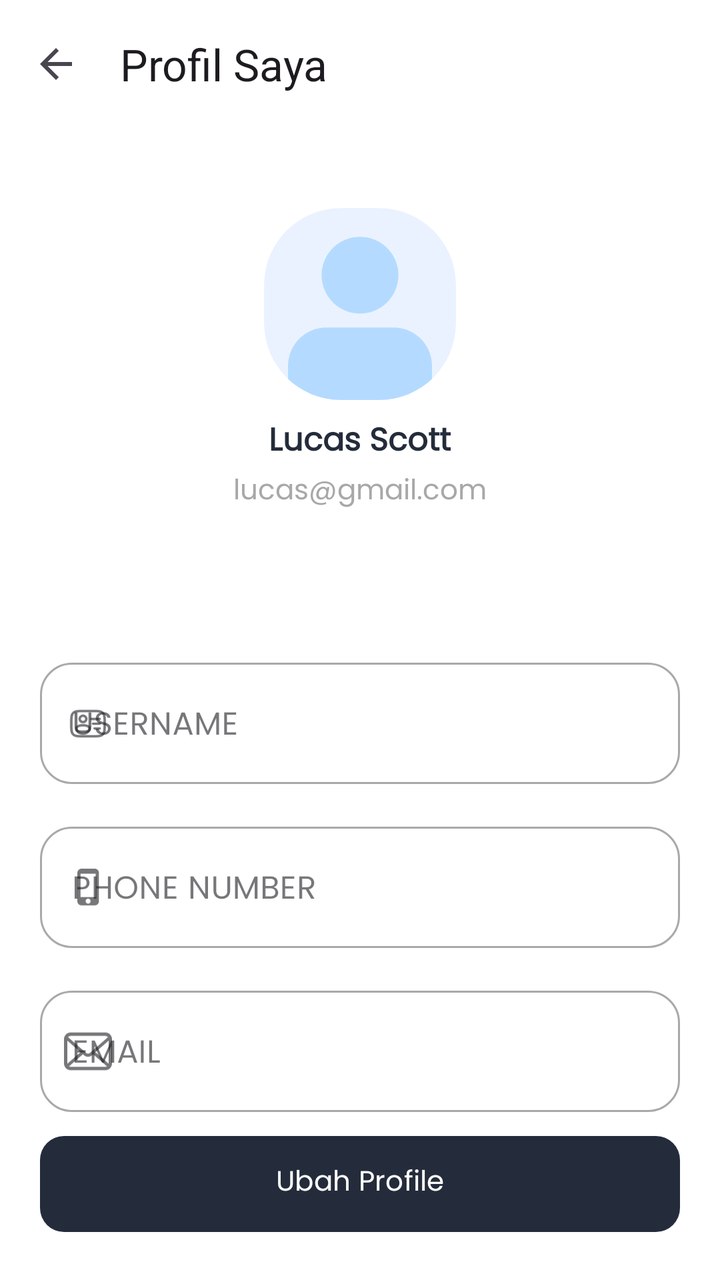
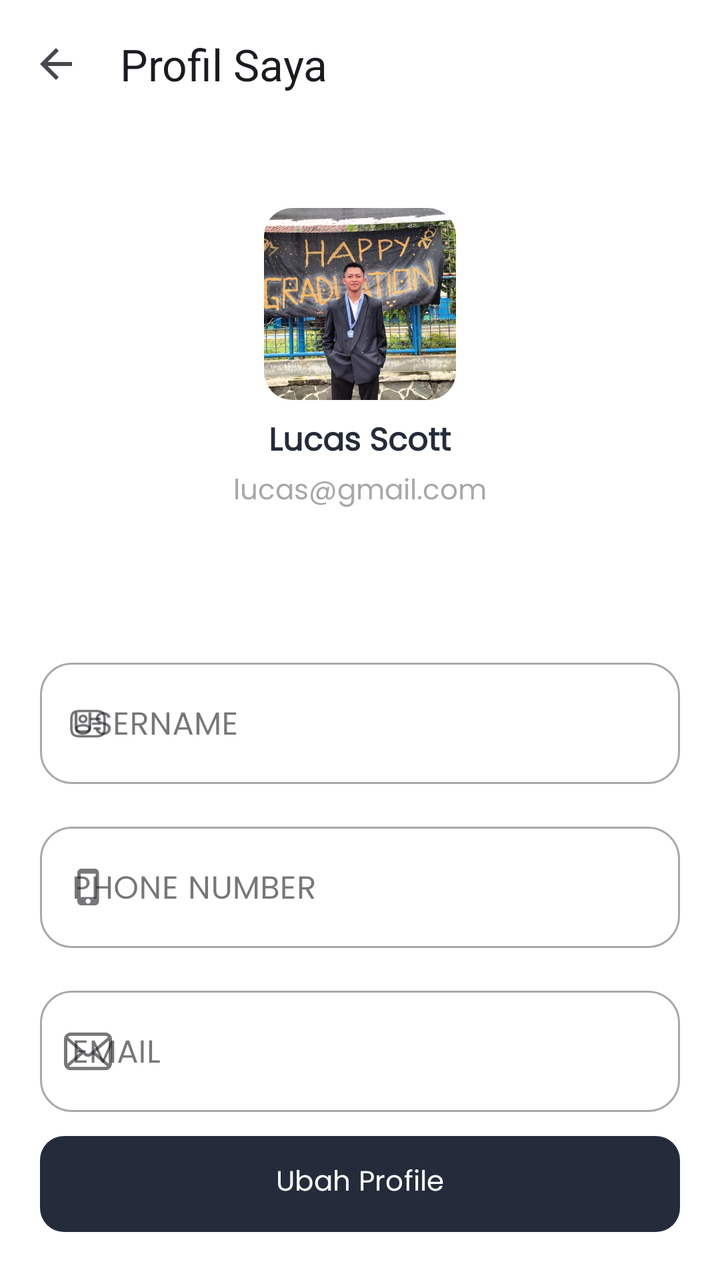

Screens rendered from an Android XML layout before and after an edit, with the pre-edit source and the edit as a unified diff.
<!-- AndroidManifest.xml: application theme Theme.WarkopGundar -->
<!-- res/layout/activity_setting_profile.xml -->
<?xml version="1.0" encoding="utf-8"?>
<androidx.constraintlayout.widget.ConstraintLayout xmlns:android="http://schemas.android.com/apk/res/android"
    xmlns:app="http://schemas.android.com/apk/res-auto"
    xmlns:tools="http://schemas.android.com/tools"
    android:id="@+id/main"
    android:layout_width="match_parent"
    android:layout_height="match_parent"
    tools:context=".features.dashboard.fragments.settings.SettingProfileActivity">

    <androidx.appcompat.widget.Toolbar
        android:id="@+id/toolbarContact"
        android:layout_width="match_parent"
        android:layout_height="?attr/actionBarSize"
        android:background="@android:color/white"

        app:layout_constraintTop_toTopOf="parent"
        app:layout_constraintStart_toStartOf="parent"

        app:title="Profil Saya"
        app:navigationIcon="?attr/homeAsUpIndicator"
        app:elevation="4dp" />

    <LinearLayout
        android:id="@+id/profileHeader"
        android:layout_width="wrap_content"
        android:layout_height="wrap_content"
        android:orientation="vertical"
        android:gravity="center"
        android:padding="16dp"
        android:layout_marginTop="@dimen/spacing_l"
        app:layout_constraintTop_toBottomOf="@id/toolbarContact"
        app:layout_constraintStart_toStartOf="parent"
        app:layout_constraintEnd_toEndOf="parent">

        <FrameLayout
            android:layout_width="96dp"
            android:layout_height="96dp">

            <ImageView
                android:id="@+id/imgProfile"
                android:layout_width="96dp"
                android:layout_height="96dp"
                android:src="@drawable/icon_avatar"
                android:scaleType="centerCrop" />
        </FrameLayout>

        <TextView
            android:id="@+id/tvHeaderUsername"
            android:layout_marginTop="@dimen/spacing_s"
            android:layout_width="wrap_content"
            android:layout_height="wrap_content"
            android:text="Lucas Scott"
            android:textStyle="bold"
            android:textSize="16sp"
            android:textColor="@color/primary" />

        <TextView
            android:id="@+id/tvHeaderEmail"
            android:layout_width="wrap_content"
            android:layout_height="wrap_content"
            android:text="\lucas@gmail.com"
            android:textSize="14sp"
            android:textColor="@color/gray" />
    </LinearLayout>

    <LinearLayout
        android:layout_width="match_parent"
        android:layout_height="wrap_content"
        android:orientation="vertical"
        android:gravity="center"
        android:layout_marginTop="@dimen/spacing_xl"
        android:layout_marginHorizontal="@dimen/main_margin"
        app:layout_constraintTop_toBottomOf="@id/profileHeader"
        app:layout_constraintStart_toStartOf="parent"
        app:layout_constraintEnd_toEndOf="parent">

        <com.google.android.material.textfield.TextInputLayout
            android:id="@+id/tilUsername"
            style="@style/Widget.MaterialComponents.TextInputLayout.OutlinedBox"
            android:layout_width="match_parent"
            android:layout_height="wrap_content"
            android:layout_marginTop="20dp"
            android:hint="USERNAME"
            app:boxCornerRadiusBottomEnd="16dp"
            app:boxCornerRadiusBottomStart="16dp"
            app:boxCornerRadiusTopEnd="16dp"
            app:boxCornerRadiusTopStart="16dp"
            app:startIconDrawable="@drawable/icon_user_card">

            <com.google.android.material.textfield.TextInputEditText
                android:id="@+id/inputUsername"
                android:layout_width="match_parent"
                android:layout_height="wrap_content"
                android:inputType="text" />
        </com.google.android.material.textfield.TextInputLayout>

        <com.google.android.material.textfield.TextInputLayout
            android:id="@+id/tilPhoneNumber"
            style="@style/Widget.MaterialComponents.TextInputLayout.OutlinedBox"
            android:layout_width="match_parent"
            android:layout_height="wrap_content"
            android:layout_marginTop="16dp"
            android:hint="PHONE NUMBER"
            app:boxCornerRadiusBottomEnd="16dp"
            app:boxCornerRadiusBottomStart="16dp"
            app:boxCornerRadiusTopEnd="16dp"
            app:boxCornerRadiusTopStart="16dp"
            app:startIconDrawable="@drawable/icon_phone">

            <com.google.android.material.textfield.TextInputEditText
                android:id="@+id/inputPhoneNumber"
                android:layout_width="match_parent"
                android:layout_height="wrap_content"
                android:inputType="phone" />
        </com.google.android.material.textfield.TextInputLayout>

        <com.google.android.material.textfield.TextInputLayout
            android:id="@+id/tilEmail"
            style="@style/Widget.MaterialComponents.TextInputLayout.OutlinedBox"
            android:layout_width="match_parent"
            android:layout_height="wrap_content"
            android:layout_marginTop="16dp"
            android:hint="EMAIL"
            app:boxCornerRadiusBottomEnd="16dp"
            app:boxCornerRadiusBottomStart="16dp"
            app:boxCornerRadiusTopEnd="16dp"
            app:boxCornerRadiusTopStart="16dp"
            app:startIconDrawable="@drawable/icon_email">

            <com.google.android.material.textfield.TextInputEditText
                android:id="@+id/inputEmail"
                android:layout_width="match_parent"
                android:layout_height="wrap_content"
                android:inputType="textEmailAddress" />
        </com.google.android.material.textfield.TextInputLayout>
    </LinearLayout>

    <com.google.android.material.button.MaterialButton
        android:id="@+id/actionUpdate"
        android:layout_width="0dp"
        android:layout_height="56dp"
        android:text="Ubah Profile"
        android:textAllCaps="false"
        android:layout_marginBottom="@dimen/main_margin"
        android:layout_marginHorizontal="@dimen/main_margin"
        app:backgroundTint="@color/primary"
        app:cornerRadius="12dp"
        app:layout_constraintBottom_toBottomOf="parent"
        app:layout_constraintStart_toStartOf="parent"
        app:layout_constraintEnd_toEndOf="parent"/>
</androidx.constraintlayout.widget.ConstraintLayout>
<!-- resources referenced by this layout -->
<resources>
  <color name="gray">#A8A8A9</color>
  <color name="primary">#242C3B</color>
  <dimen name="main_margin">20dp</dimen>
  <dimen name="spacing_l">24dp</dimen>
  <dimen name="spacing_s">8dp</dimen>
  <dimen name="spacing_xl">32dp</dimen>
  <!-- drawable icon_avatar (drawable) -->
  <vector xmlns:android="http://schemas.android.com/apk/res/android"
      android:width="80dp"
      android:height="80dp"
      android:viewportWidth="80"
      android:viewportHeight="80">
    <group>
      <clip-path
          android:pathData="M32,0L48,0A32,32 0,0 1,80 32L80,48A32,32 0,0 1,48 80L32,80A32,32 0,0 1,0 48L0,32A32,32 0,0 1,32 0z"/>
      <path
          android:pathData="M32,0L48,0A32,32 0,0 1,80 32L80,48A32,32 0,0 1,48 80L32,80A32,32 0,0 1,0 48L0,32A32,32 0,0 1,32 0z"
          android:fillColor="#EAF2FF"/>
      <path
          android:pathData="M10,65.763C10,56.926 17.163,49.763 26,49.763H54C62.837,49.763 70,56.926 70,65.763V93.763C70,102.599 62.837,109.763 54,109.763H26C17.163,109.763 10,102.599 10,93.763V65.763Z"
          android:fillColor="#B4DBFF"/>
      <path
          android:pathData="M40,28m-16,0a16,16 0,1 1,32 0a16,16 0,1 1,-32 0"
          android:fillColor="#B4DBFF"/>
    </group>
  </vector>
  <!-- drawable icon_email (drawable) -->
  <vector xmlns:android="http://schemas.android.com/apk/res/android"
      android:width="24dp"
      android:height="24dp"
      android:viewportWidth="512"
      android:viewportHeight="512">
    <path
        android:pathData="M510.68,112.28c-2.31,-11.63 -7.46,-22.26 -14.66,-31.05c-1.52,-1.91 -3.1,-3.63 -4.82,-5.34c-12.76,-12.82 -30.66,-20.81 -50.21,-20.81H71.02c-19.56,0 -37.4,8 -50.21,20.81c-1.72,1.72 -3.3,3.43 -4.82,5.34C8.78,90.01 3.63,100.65 1.39,112.28C0.46,116.76 0,121.4 0,126.09V385.92c0,9.97 2.11,19.55 5.88,28.2c3.5,8.26 8.65,15.73 14.93,22c1.59,1.59 3.17,3.04 4.89,4.49c12.29,10.18 28.15,16.32 45.32,16.32h369.96c17.18,0 33.11,-6.14 45.32,-16.38c1.72,-1.39 3.31,-2.84 4.89,-4.43c6.27,-6.27 11.43,-13.74 14.99,-22v-0.06c3.77,-8.65 5.81,-18.17 5.81,-28.14V126.09C512,121.4 511.54,116.76 510.68,112.28zM46.51,101.57c6.34,-6.34 14.87,-10.18 24.51,-10.18h369.96c9.65,0 18.24,3.84 24.51,10.18c1.12,1.13 2.18,2.39 3.11,3.64L274.7,274.2c-5.35,4.69 -11.95,7 -18.7,7c-6.67,0 -13.28,-2.32 -18.69,-7L43.47,105.14C44.33,103.89 45.39,102.7 46.51,101.57zM36.33,385.92V142.74L176.66,265.15L36.4,387.43C36.33,386.97 36.33,386.45 36.33,385.92zM440.98,420.6H71.02c-6.28,0 -12.16,-1.65 -17.17,-4.55l147.98,-128.96l13.81,12.02c11.56,10.05 26.03,15.13 40.36,15.13c14.41,0 28.87,-5.09 40.43,-15.13l13.81,-12.02l147.92,128.96C453.14,418.95 447.26,420.6 440.98,420.6zM475.67,385.92c0,0.53 0,1.05 -0.07,1.51L335.35,265.22L475.67,142.8V385.92z"
        android:fillColor="#000000"/>
  </vector>
  <!-- drawable icon_phone (drawable) -->
  <?xml version="1.0" encoding="utf-8"?>
  <vector xmlns:android="http://schemas.android.com/apk/res/android"
      android:width="11dp"
      android:height="19dp"
      android:viewportWidth="11"
      android:viewportHeight="19">
    <path
        android:pathData="M8.75,0H2.07C0.938,0 0,0.938 0,2.109V16.25C0,17.422 0.938,18.359 2.07,18.359H8.75C9.883,18.359 10.82,17.422 10.82,16.25V2.109C10.82,0.938 9.883,0 8.75,0ZM5.391,17.5C4.727,17.5 4.141,16.953 4.141,16.25C4.141,15.586 4.727,15 5.391,15C6.094,15 6.641,15.586 6.641,16.25C6.641,16.953 6.094,17.5 5.391,17.5ZM9.141,14.18H1.641V2.5H9.141V14.18Z"
        android:fillColor="@color/primary"/>
  </vector>
  <!-- drawable icon_user_card: vector/xml drawable (drawable, 3449 chars, omitted) -->
  <style name="Theme.WarkopGundar" parent="Base.Theme.WarkopGundar" />
  <style name="Base.Theme.WarkopGundar" parent="Theme.Material3.DayNight.NoActionBar">
          
          
          <item name="android:windowBackground">@color/white</item>
          <item name="android:colorBackground">@color/white</item>
          <item name="fontFamily">@font/poppins_regular</item>
          <item name="textFillColor">@color/primary</item>
      </style>
  <color name="white">#FFFFFFFF</color>
</resources>

<!-- the commit's change to res/layout/activity_setting_profile.xml (unified diff, before → after) -->
@@ -35,13 +35,13 @@
         <FrameLayout
             android:layout_width="96dp"
             android:layout_height="96dp">
-
-            <ImageView
+            <com.google.android.material.imageview.ShapeableImageView
                 android:id="@+id/imgProfile"
                 android:layout_width="96dp"
                 android:layout_height="96dp"
-                android:src="@drawable/icon_avatar"
-                android:scaleType="centerCrop" />
+                android:src="@drawable/img_profile_default"
+                android:scaleType="centerCrop"
+                app:shapeAppearanceOverlay="@style/RoundedSquare" />
         </FrameLayout>
 
         <TextView
<!-- resource entries referenced after the edit -->
@@ -6,26 +6,6 @@
   <dimen name="spacing_l">24dp</dimen>
   <dimen name="spacing_s">8dp</dimen>
   <dimen name="spacing_xl">32dp</dimen>
-  <!-- drawable icon_avatar (drawable) -->
-  <vector xmlns:android="http://schemas.android.com/apk/res/android"
-      android:width="80dp"
-      android:height="80dp"
-      android:viewportWidth="80"
-      android:viewportHeight="80">
-    <group>
-      <clip-path
-          android:pathData="M32,0L48,0A32,32 0,0 1,80 32L80,48A32,32 0,0 1,48 80L32,80A32,32 0,0 1,0 48L0,32A32,32 0,0 1,32 0z"/>
-      <path
-          android:pathData="M32,0L48,0A32,32 0,0 1,80 32L80,48A32,32 0,0 1,48 80L32,80A32,32 0,0 1,0 48L0,32A32,32 0,0 1,32 0z"
-          android:fillColor="#EAF2FF"/>
-      <path
-          android:pathData="M10,65.763C10,56.926 17.163,49.763 26,49.763H54C62.837,49.763 70,56.926 70,65.763V93.763C70,102.599 62.837,109.763 54,109.763H26C17.163,109.763 10,102.599 10,93.763V65.763Z"
-          android:fillColor="#B4DBFF"/>
-      <path
-          android:pathData="M40,28m-16,0a16,16 0,1 1,32 0a16,16 0,1 1,-32 0"
-          android:fillColor="#B4DBFF"/>
-    </group>
-  </vector>
   <!-- drawable icon_email (drawable) -->
   <vector xmlns:android="http://schemas.android.com/apk/res/android"
       android:width="24dp"
@@ -48,6 +28,10 @@
         android:fillColor="@color/primary"/>
   </vector>
   <!-- drawable icon_user_card: vector/xml drawable (drawable, 3449 chars, omitted) -->
+  <!-- drawable img_profile_default: jpeg bitmap (drawable, 103104 bytes) -->
+  <style name="RoundedSquare" parent="ShapeAppearance.MaterialComponents.MediumComponent">
+          <item name="cornerSize">14dp</item>
+      </style>
   <style name="Theme.WarkopGundar" parent="Base.Theme.WarkopGundar" />
   <style name="Base.Theme.WarkopGundar" parent="Theme.Material3.DayNight.NoActionBar">
           
